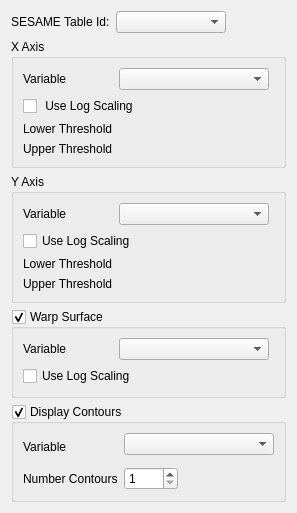
This is Plugins/PrismPlugins/Client/Resources/UI/PrismSurfacePanelWidget.ui in wildmichael/ParaView3-enhancements-old as Qt 5 draws it before an edit. The edited form follows.
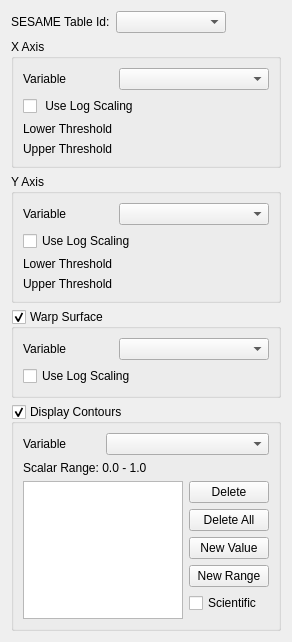
This is the edited form. Custom widgets are drawn as their Qt base class.

Commit message: ENH: Added expanded Prism contour controls. ENH: Disabled custom Prism display panel.

The edit to the form file:
```diff
--- a/Plugins/PrismPlugins/Client/Resources/UI/PrismSurfacePanelWidget.ui
+++ b/Plugins/PrismPlugins/Client/Resources/UI/PrismSurfacePanelWidget.ui
@@ -1,20 +1,33 @@
 <ui version="4.0" >
  <class>PrismSurfacePanelWidget</class>
- <widget class="QWidget" name="PrismSurfacePanelWidget" >
-  <property name="geometry" >
+ <widget class="QWidget" name="PrismSurfacePanelWidget">
+  <property name="geometry">
    <rect>
     <x>0</x>
     <y>0</y>
     <width>284</width>
-    <height>476</height>
+    <height>604</height>
    </rect>
   </property>
   <property name="windowTitle" >
    <string>Form</string>
   </property>
-  <layout class="QGridLayout" name="gridLayout_5" >
-   <item row="0" column="0" >
-    <layout class="QHBoxLayout" name="horizontalLayout" >
+  <layout class="QGridLayout" name="gridLayout_5">
+   <item row="5" column="0">
+    <spacer name="verticalSpacer">
+     <property name="orientation">
+      <enum>Qt::Vertical</enum>
+     </property>
+     <property name="sizeHint" stdset="0">
+      <size>
+       <width>20</width>
+       <height>0</height>
+      </size>
+     </property>
+    </spacer>
+   </item>
+   <item row="0" column="0">
+    <layout class="QHBoxLayout" name="horizontalLayout">
      <item>
       <widget class="QLabel" name="label" >
        <property name="text" >
@@ -259,10 +272,10 @@
      <property name="checked" >
       <bool>true</bool>
      </property>
-     <layout class="QGridLayout" name="gridLayout_2" >
-      <item rowspan="2" row="0" column="0" >
-       <widget class="QLabel" name="label_5" >
-        <property name="enabled" >
+     <layout class="QGridLayout" name="gridLayout_2">
+      <item row="0" column="0">
+       <widget class="QLabel" name="label_5">
+        <property name="enabled">
          <bool>true</bool>
         </property>
         <property name="text" >
@@ -283,9 +296,9 @@
         </property>
        </widget>
       </item>
-      <item rowspan="2" row="1" column="3" >
-       <spacer name="horizontalSpacer_4a" >
-        <property name="orientation" >
+      <item row="0" column="3">
+       <spacer name="horizontalSpacer_4a">
+        <property name="orientation">
          <enum>Qt::Horizontal</enum>
         </property>
         <property name="sizeHint" stdset="0" >
@@ -296,38 +309,88 @@
         </property>
        </spacer>
       </item>
-      <item row="2" column="0" >
-       <widget class="QLabel" name="label_6" >
-        <property name="enabled" >
+      <item row="1" column="0" colspan="3">
+       <widget class="QLabel" name="ScalarRange">
+        <property name="text">
+         <string>Scalar Range: 0.0 - 1.0</string>
+        </property>
+       </widget>
+      </item>
+      <item row="2" column="0" rowspan="6" colspan="2">
+       <widget class="QListView" name="Values">
+        <property name="editTriggers">
+         <set>QAbstractItemView::DoubleClicked|QAbstractItemView::EditKeyPressed|QAbstractItemView::SelectedClicked</set>
+        </property>
+       </widget>
+      </item>
+      <item row="2" column="2">
+       <widget class="QPushButton" name="Delete">
+        <property name="enabled">
          <bool>true</bool>
         </property>
-        <property name="text" >
-         <string>Number Contours</string>
+        <property name="toolTip">
+         <string>Delete selected values from the current set</string>
         </property>
+        <property name="text">
+         <string>Delete</string>
+        </property>
        </widget>
       </item>
-      <item row="2" column="1" >
-       <widget class="QSpinBox" name="NumberOfContours" >
-        <property name="enabled" >
+      <item row="3" column="2">
+       <widget class="QPushButton" name="DeleteAll">
+        <property name="enabled">
          <bool>true</bool>
         </property>
-        <property name="minimum" >
-         <number>1</number>
+        <property name="toolTip">
+         <string>Delete selected values from the current set</string>
         </property>
-        <property name="maximum" >
-         <number>1000</number>
+        <property name="text">
+         <string>Delete All</string>
         </property>
        </widget>
       </item>
-      <item row="2" column="2" >
-       <spacer name="horizontalSpacer_5" >
-        <property name="orientation" >
-         <enum>Qt::Horizontal</enum>
+      <item row="4" column="2">
+       <widget class="QPushButton" name="NewValue">
+        <property name="toolTip">
+         <string>Add a single value to the current set</string>
         </property>
-        <property name="sizeHint" stdset="0" >
+        <property name="statusTip">
+         <string>Add a single value to the current set.</string>
+        </property>
+        <property name="text">
+         <string>New Value</string>
+        </property>
+       </widget>
+      </item>
+      <item row="5" column="2">
+       <widget class="QPushButton" name="NewRange">
+        <property name="toolTip">
+         <string>Add a single value to the current set</string>
+        </property>
+        <property name="statusTip">
+         <string>Add a single value to the current set.</string>
+        </property>
+        <property name="text">
+         <string>New Range</string>
+        </property>
+       </widget>
+      </item>
+      <item row="6" column="2">
+       <widget class="QCheckBox" name="ScientificNotation">
+        <property name="text">
+         <string>Scientific</string>
+        </property>
+       </widget>
+      </item>
+      <item row="7" column="2">
+       <spacer name="spacer">
+        <property name="orientation">
+         <enum>Qt::Vertical</enum>
+        </property>
+        <property name="sizeHint" stdset="0">
          <size>
-          <width>96</width>
-          <height>20</height>
+          <width>75</width>
+          <height>1</height>
          </size>
         </property>
        </spacer>
@@ -335,19 +398,6 @@
      </layout>
     </widget>
    </item>
-   <item row="5" column="0" >
-    <spacer name="verticalSpacer" >
-     <property name="orientation" >
-      <enum>Qt::Vertical</enum>
-     </property>
-     <property name="sizeHint" stdset="0" >
-      <size>
-       <width>20</width>
-       <height>0</height>
-      </size>
-     </property>
-    </spacer>
-   </item>
   </layout>
  </widget>
  <customwidgets>
```
Left out of the diff: 222 changed lines with no effect on the pictures. The commit also changes 17 other files.
